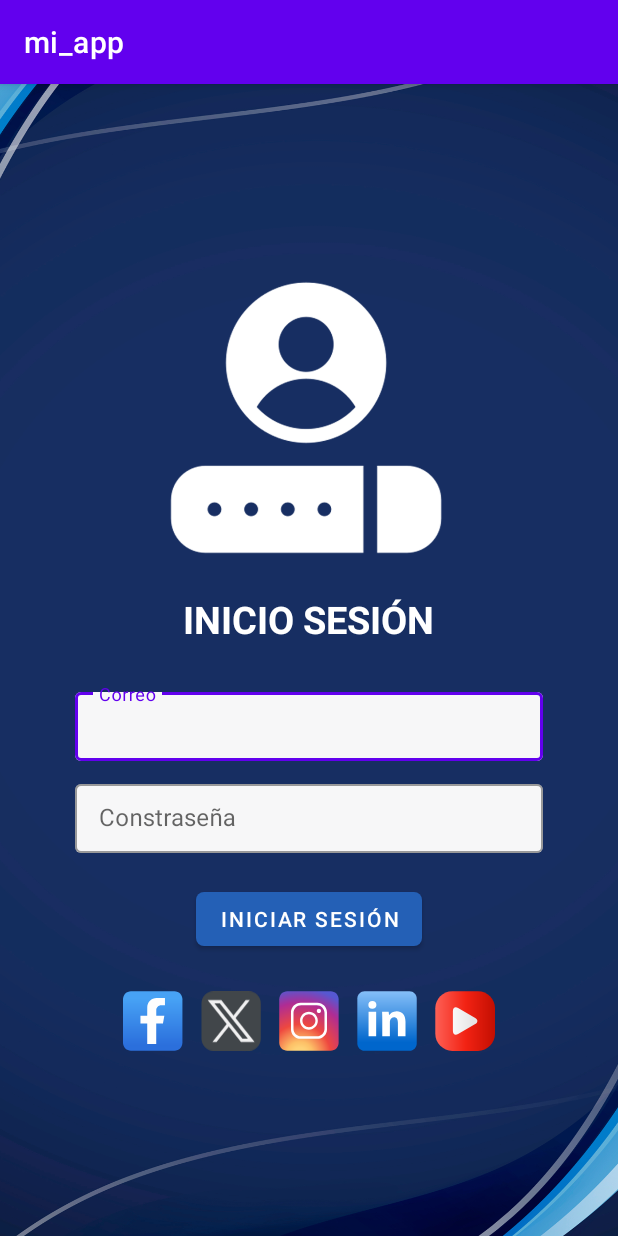
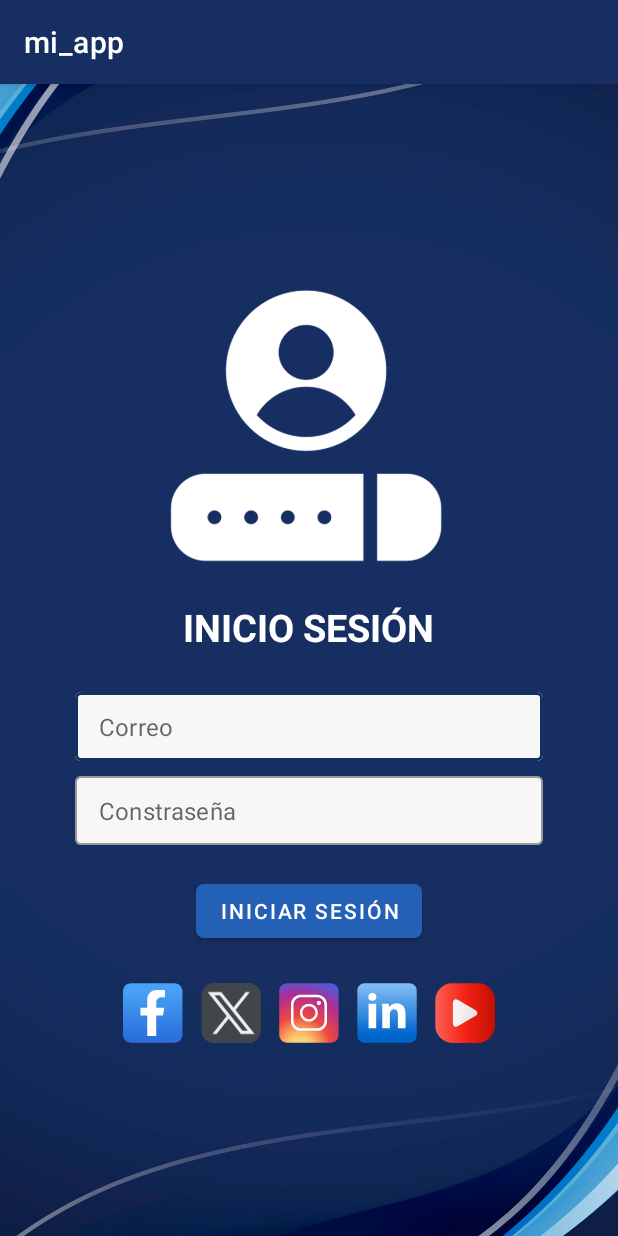
Before and after one commit to Davidhunter13/mi_app, an Android app: the screen it shows after launch (home), on a phone screen of 412 x 824 dp. Run offline under Robolectric (Android 15) with nearby library versions, the phone set to English and light mode, and no system bars.

Commit message:
creacion de paleta de colores

```diff
--- a/app/src/main/res/layout/activity_home.xml
+++ b/app/src/main/res/layout/activity_home.xml
@@ -49,12 +49,14 @@
             android:layout_width="match_parent"
             android:layout_height="wrap_content"
             style="@style/InputField"
-            android:hint="@string/correo">
+            android:hint="@string/correo"
+            app:hintEnabled="false">
 
             <com.google.android.material.textfield.TextInputEditText
                 android:layout_width="match_parent"
                 android:layout_height="wrap_content"
                 android:inputType="textEmailAddress"
+                android:hint="@string/correo"
                 android:padding="12dp"/>
         </com.google.android.material.textfield.TextInputLayout>
 
@@ -63,12 +65,14 @@
             android:layout_width="match_parent"
             android:layout_height="wrap_content"
             style="@style/InputField"
-            android:hint="@string/contrasena">
+            android:hint="@string/contrasena"
+            app:hintEnabled="false">
 
             <com.google.android.material.textfield.TextInputEditText
                 android:layout_width="match_parent"
                 android:layout_height="wrap_content"
                 android:inputType="textPassword"
+                android:hint="@string/contrasena"
                 android:padding="12dp"/>
         </com.google.android.material.textfield.TextInputLayout>
 
--- a/app/src/main/res/values/colors.xml
+++ b/app/src/main/res/values/colors.xml
@@ -1,15 +1,17 @@
 <?xml version="1.0" encoding="utf-8"?>
 <resources>
-    <color name="purple_200">#FFBB86FC</color>
-    <color name="purple_500">#FF6200EE</color>
-    <color name="purple_700">#FF3700B3</color>
-    <color name="teal_200">#FF03DAC5</color>
-    <color name="teal_700">#FF018786</color>
+    <!-- COLORES ORIGINALES SOBREESCRITOS CON TU PALETA -->
+    <color name="purple_200">#2460B6</color>   <!-- secundario -->
+    <color name="purple_500">#172E62</color>   <!-- primario -->
+    <color name="purple_700">#172E62</color>   <!-- primario (oscuro) -->
+    <color name="teal_200">#2460B6</color>     <!-- secundario -->
+    <color name="teal_700">#172E62</color>     <!-- primario -->
     <color name="black">#FF000000</color>
     <color name="white">#FFFFFFFF</color>
 
-    <!-- COLORES_APP -->
-
+    <!-- COLORES_APP (se mantienen por si los usas directo) -->
+    <color name="primario">#172E62</color>
+    <color name="secundario">#2460B6</color>
     <color name="botones">#2460B6</color>
     <color name="gris_blanco">#F7F7F8</color>
     <color name="gris_letra">#262525</color>
```
Also changed, not shown: build.gradle.kts (line endings or trailing spaces).
